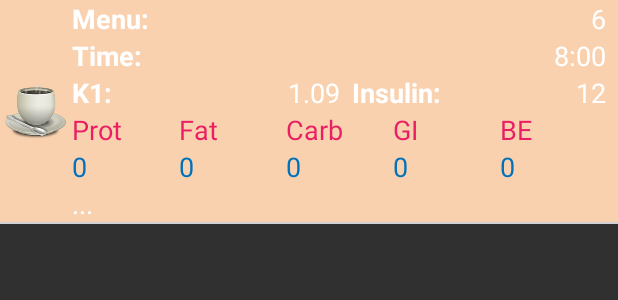
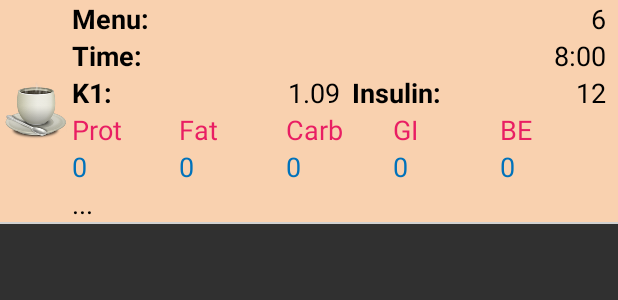
Before and after one commit to dmvstar/diadiary, an Android app: the layout item_menu_detail.xml on its own in the app's theme, with its tools: preview values and no code run, on a phone screen of 412 x 824 dp. Shown: the top 300 px of the screen. Run offline under Robolectric (Android 15) with nearby library versions, the phone set to English and light mode, and no system bars.

```diff
--- a/app/src/main/res/layout/item_menu_detail.xml
+++ b/app/src/main/res/layout/item_menu_detail.xml
@@ -32,7 +32,7 @@
 
                 <TextView
                     android:id="@+id/textView"
-                    style="@android:style/TextAppearance.Medium"
+                    style="@style/TextAppearance.Medium"
                     android:layout_width="wrap_content"
                     android:layout_height="match_parent"
 
@@ -41,7 +41,7 @@
 
                 <TextView
                     android:id="@+id/tv_name"
-                    style="@android:style/TextAppearance.Medium"
+                    style="@style/TextAppearance.Medium"
                     android:layout_width="match_parent"
                     android:layout_height="wrap_content"
                     android:layout_weight="1"
@@ -59,7 +59,7 @@
 
                 <TextView
                     android:id="@+id/textView3"
-                    style="@android:style/TextAppearance.Medium"
+                    style="@style/TextAppearance.Medium"
                     android:layout_width="match_parent"
                     android:layout_height="wrap_content"
                     android:layout_weight="2"
@@ -68,7 +68,7 @@
 
                 <TextView
                     android:id="@+id/tv_time"
-                    style="@android:style/TextAppearance.Medium"
+                    style="@style/TextAppearance.Medium"
                     android:layout_width="match_parent"
                     android:layout_height="wrap_content"
                     android:layout_weight="1"
@@ -86,7 +86,7 @@
 
                 <TextView
                     android:id="@+id/textView31"
-                    style="@android:style/TextAppearance.Medium"
+                    style="@style/TextAppearance.Medium"
                     android:layout_width="match_parent"
                     android:layout_height="wrap_content"
                     android:layout_weight="25"
@@ -95,7 +95,7 @@
 
                 <TextView
                     android:id="@+id/tv_K1"
-                    style="@android:style/TextAppearance.Medium"
+                    style="@style/TextAppearance.Medium"
                     android:layout_width="match_parent"
                     android:layout_height="wrap_content"
                     android:layout_weight="25"
@@ -103,7 +103,7 @@
                     android:gravity="right" />
                 <TextView
                     android:id="@+id/textView32"
-                    style="@android:style/TextAppearance.Medium"
+                    style="@style/TextAppearance.Medium"
                     android:layout_width="match_parent"
                     android:layout_height="wrap_content"
                     android:layout_weight="20"
@@ -113,7 +113,7 @@
 
                 <TextView
                     android:id="@+id/tv_insulin_dose"
-                    style="@android:style/TextAppearance.Medium"
+                    style="@style/TextAppearance.Medium"
                     android:layout_width="match_parent"
                     android:layout_height="wrap_content"
                     android:layout_weight="30"
@@ -254,7 +254,7 @@
 
                 <TextView
                     android:id="@+id/tv_comment"
-                    style="@android:style/TextAppearance.Medium"
+                    style="@style/TextAppearance.Medium"
                     android:layout_width="match_parent"
                     android:layout_height="match_parent"
                     android:layout_weight="1"
--- a/app/src/main/res/values/styles.xml
+++ b/app/src/main/res/values/styles.xml
@@ -11,11 +11,18 @@
         <item name="colorPrimaryDark">@color/primary_dark</item>
         <item name="colorAccent">@color/accent</item>
 
+        <!--item name="android:textAppearanceMedium">@style/TextAppearance.Medium</item-->
+
         <!--item name="android:background">@color/colorBackground</item-->
 <!--
         <item name="android:windowBackground">@color/colorWindowBackground</item>
         <item name="android:colorBackground">@color/colorBackground</item>
 -->
+
+    </style>
+
+    <style name="TextAppearance.Medium" parent="android:style/TextAppearance.Medium">
+        <item name="android:textColor">@android:color/black</item>
     </style>
 
     <style name="AppTheme.NoActionBar">
```
